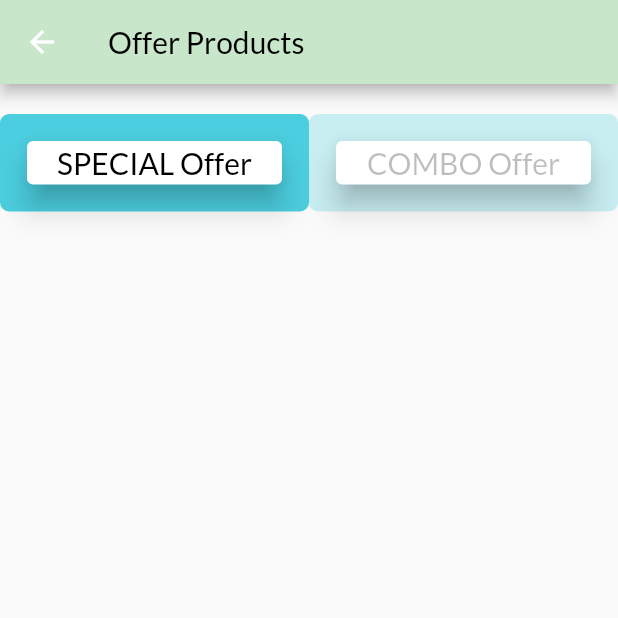
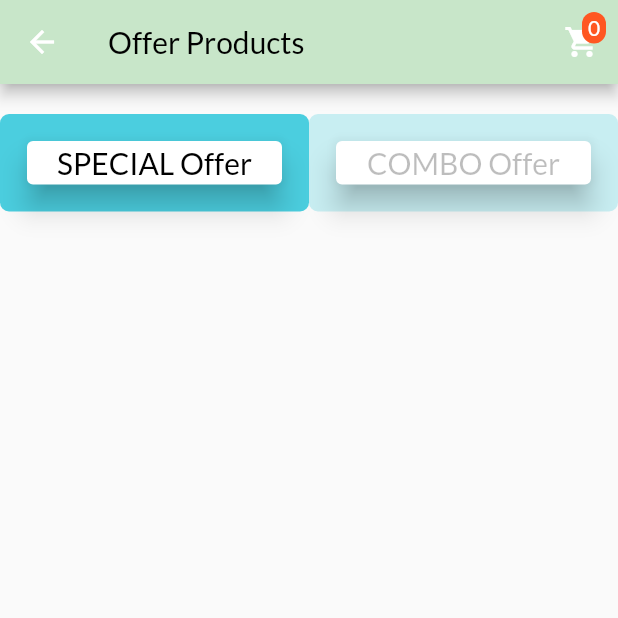
Before and after one commit to jbjason/Shop_App, a Flutter app: the ViewOfferScreen screen opened directly with empty values, on a phone screen of 412 x 824 dp, the top half of it. Run offline on Flutter 3.47's test engine with Material 2 defaults, Android fonts, the phone set to English and light mode, and no system bars; our stand-ins replace pinch_zoom, shared_preferences, smooth_star_rating; missing offline and left inert: slide_countdown_clock; accounts and stored records are empty.

Commit message:
cartIcon to navigate on viewOfferScreen

```diff
--- a/lib/screens/view_offer_screen.dart
+++ b/lib/screens/view_offer_screen.dart
@@ -2,6 +2,8 @@ import 'package:Shop_App/providers/auth.dart';
 import 'package:Shop_App/providers/cart.dart';
 import 'package:Shop_App/providers/product.dart';
 import 'package:Shop_App/providers/products.dart';
+import 'package:Shop_App/screens/cart_screen.dart';
+import 'package:Shop_App/widgets/badge.dart';
 import 'package:flutter/material.dart';
 import 'package:provider/provider.dart';
 
@@ -28,6 +30,18 @@ class _ViewOfferScreenState extends State<ViewOfferScreen> {
           backgroundColor: Color(0xFFC8E6C9),
           title: Text('Offer Products',
               style: TextStyle(fontSize: 20, color: Colors.black)),
+          actions: [
+            Consumer<Cart>(
+              builder: (_, cart, ch) =>
+                  Badge(child: ch, value: cart.itemCount.toString()),
+              child: IconButton(
+                icon: Icon(Icons.shopping_cart),
+                onPressed: () {
+                  Navigator.of(context).pushNamed(CartScreen.routeName);
+                },
+              ),
+            ),
+          ],
         ),
         body: Column(
           children: [
```
